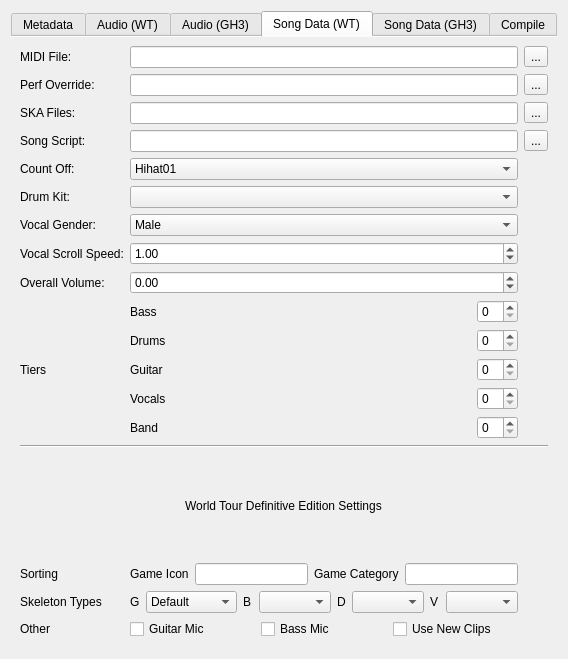
Old version of the form gui/project_files/compile_package.ui in the repository AddyMills/Addys-Guitar-Hero-Toolkit.
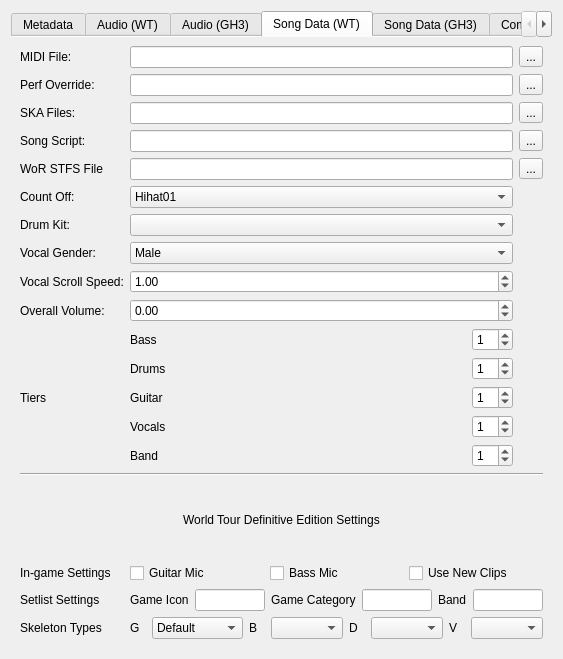
New version of the form. The open tabs and pages were chosen to show the change.

```diff
--- a/gui/project_files/compile_package.ui
+++ b/gui/project_files/compile_package.ui
@@ -6,7 +6,7 @@
    <rect>
     <x>0</x>
     <y>0</y>
-    <width>559</width>
+    <width>562</width>
     <height>659</height>
    </rect>
   </property>
@@ -31,7 +31,7 @@
         </sizepolicy>
        </property>
        <property name="currentIndex">
-        <number>1</number>
+        <number>4</number>
        </property>
        <property name="documentMode">
         <bool>true</bool>
@@ -141,7 +141,7 @@
                <item>
                 <widget class="QRadioButton" name="ghwor">
                  <property name="enabled">
-                  <bool>false</bool>
+                  <bool>true</bool>
                  </property>
                  <property name="text">
                   <string notr="true">GHWoR</string>
@@ -1155,6 +1155,43 @@
             </property>
             <item>
              <layout class="QGridLayout" name="gridLayout_3">
+              <item row="3" column="1">
+               <widget class="QLineEdit" name="ghwt_song_script_input"/>
+              </item>
+              <item row="10" column="1">
+               <widget class="QDoubleSpinBox" name="ghwt_band_vol">
+                <property name="minimum">
+                 <double>-10.000000000000000</double>
+                </property>
+                <property name="maximum">
+                 <double>5.000000000000000</double>
+                </property>
+                <property name="singleStep">
+                 <double>0.500000000000000</double>
+                </property>
+               </widget>
+              </item>
+              <item row="4" column="0">
+               <widget class="QLabel" name="ghwor_stfs_label">
+                <property name="text">
+                 <string>WoR STFS File</string>
+                </property>
+               </widget>
+              </item>
+              <item row="7" column="0">
+               <widget class="QLabel" name="ghwt_drumkit_label">
+                <property name="text">
+                 <string>Drum Kit:</string>
+                </property>
+               </widget>
+              </item>
+              <item row="12" column="0" colspan="3">
+               <widget class="Line" name="line_10">
+                <property name="orientation">
+                 <enum>Qt::Horizontal</enum>
+                </property>
+               </widget>
+              </item>
               <item row="0" column="2">
                <widget class="QToolButton" name="ghwt_midi_file_select">
                 <property name="text">
@@ -1170,70 +1207,44 @@
                </widget>
               </item>
               <item row="8" column="1">
-               <widget class="QDoubleSpinBox" name="vocal_scroll_speed_input">
-                <property name="value">
-                 <double>1.000000000000000</double>
-                </property>
-               </widget>
-              </item>
-              <item row="13" column="1">
-               <layout class="QHBoxLayout" name="horizontalLayout_10">
+               <widget class="QComboBox" name="ghwt_vocal_gender_select">
                 <item>
-                 <widget class="QLabel" name="game_icon_label">
-                  <property name="text">
-                   <string>Game Icon</string>
-                  </property>
-                 </widget>
+                 <property name="text">
+                  <string>Male</string>
+                 </property>
                 </item>
                 <item>
-                 <widget class="QLineEdit" name="game_icon_input"/>
+                 <property name="text">
+                  <string>Female</string>
+                 </property>
                 </item>
                 <item>
-                 <widget class="QLabel" name="game_category_label">
-                  <property name="text">
-                   <string>Game Category</string>
-                  </property>
-                 </widget>
+                 <property name="text">
+                  <string>None</string>
+                 </property>
                 </item>
-                <item>
-                 <widget class="QLineEdit" name="game_category_input"/>
-                </item>
-               </layout>
+               </widget>
               </item>
-              <item row="15" column="1">
-               <layout class="QHBoxLayout" name="horizontalLayout_9">
-                <item>
-                 <widget class="QCheckBox" name="guitar_mic_check">
-                  <property name="text">
-                   <string>Guitar Mic</string>
-                  </property>
-                 </widget>
-                </item>
-                <item>
-                 <widget class="QCheckBox" name="bass_mic_check">
-                  <property name="text">
-                   <string>Bass Mic</string>
-                  </property>
-                 </widget>
-                </item>
-                <item>
-                 <widget class="QCheckBox" name="use_new_clips_check">
-                  <property name="text">
-                   <string>Use New Clips</string>
-                  </property>
-                 </widget>
-                </item>
-               </layout>
+              <item row="3" column="2">
+               <widget class="QToolButton" name="ghwt_song_script_select">
+                <property name="text">
+                 <string>...</string>
+                </property>
+               </widget>
               </item>
-              <item row="0" column="0">
-               <widget class="QLabel" name="ghwt_midi_file_label">
+              <item row="8" column="0">
+               <widget class="QLabel" name="ghwt_vocal_gender_label">
                 <property name="text">
-                 <string>MIDI File:</string>
+                 <string>Vocal Gender:</string>
                 </property>
                </widget>
               </item>
-              <item row="0" column="1">
-               <widget class="QLineEdit" name="ghwt_midi_file_input"/>
+              <item row="3" column="0">
+               <widget class="QLabel" name="ghwt_song_script_label">
+                <property name="text">
+                 <string>Song Script:</string>
+                </property>
+               </widget>
               </item>
               <item row="2" column="0">
                <widget class="QLabel" name="ghwt_ska_files_label">
@@ -1242,171 +1253,8 @@
                 </property>
                </widget>
               </item>
-              <item row="1" column="0">
-               <widget class="QLabel" name="ghwt_perf_override_label">
-                <property name="text">
-                 <string>Perf Override:</string>
-                </property>
-               </widget>
-              </item>
-              <item row="6" column="0">
-               <widget class="QLabel" name="ghwt_drumkit_label">
-                <property name="text">
-                 <string>Drum Kit:</string>
-                </property>
-               </widget>
-              </item>
-              <item row="14" column="1">
-               <layout class="QHBoxLayout" name="horizontalLayout_8">
-                <item>
-                 <widget class="QLabel" name="skeleton_type_g_label">
-                  <property name="text">
-                   <string>G</string>
-                  </property>
-                 </widget>
-                </item>
-                <item>
-                 <widget class="QComboBox" name="skeleton_type_g_select">
-                  <item>
-                   <property name="text">
-                    <string>Default</string>
-                   </property>
-                  </item>
-                  <item>
-                   <property name="text">
-                    <string>Alex</string>
-                   </property>
-                  </item>
-                  <item>
-                   <property name="text">
-                    <string>Angled</string>
-                   </property>
-                  </item>
-                  <item>
-                   <property name="text">
-                    <string>GH3Singer</string>
-                   </property>
-                  </item>
-                  <item>
-                   <property name="text">
-                    <string>GH5Drums</string>
-                   </property>
-                  </item>
-                  <item>
-                   <property name="text">
-                    <string>Lars</string>
-                   </property>
-                  </item>
-                  <item>
-                   <property name="text">
-                    <string>Lemmy</string>
-                   </property>
-                  </item>
-                 </widget>
-                </item>
-                <item>
-                 <widget class="QLabel" name="skeleton_type_b_label">
-                  <property name="text">
-                   <string>B</string>
-                  </property>
-                 </widget>
-                </item>
-                <item>
-                 <widget class="QComboBox" name="skeleton_type_b_select"/>
-                </item>
-                <item>
-                 <widget class="QLabel" name="skeleton_type_d_label">
-                  <property name="text">
-                   <string>D</string>
-                  </property>
-                 </widget>
-                </item>
-                <item>
-                 <widget class="QComboBox" name="skeleton_type_d_select"/>
-                </item>
-                <item>
-                 <widget class="QLabel" name="skeleton_type_v_label">
-                  <property name="text">
-                   <string>V</string>
-                  </property>
-                 </widget>
-                </item>
-                <item>
-                 <widget class="QComboBox" name="skeleton_type_v_select"/>
-                </item>
-               </layout>
-              </item>
-              <item row="13" column="0">
-               <widget class="QLabel" name="label_3">
-                <property name="text">
-                 <string>Sorting</string>
-                </property>
-               </widget>
-              </item>
-              <item row="7" column="0">
-               <widget class="QLabel" name="ghwt_vocal_gender_label">
-                <property name="text">
-                 <string>Vocal Gender:</string>
-                </property>
-               </widget>
-              </item>
-              <item row="11" column="0" colspan="3">
-               <widget class="Line" name="line_10">
-                <property name="orientation">
-                 <enum>Qt::Horizontal</enum>
-                </property>
-               </widget>
-              </item>
               <item row="4" column="1">
-               <widget class="QComboBox" name="ghwt_countoff_select">
-                <item>
-                 <property name="text">
-                  <string notr="true">Hihat01</string>
-                 </property>
-                </item>
-                <item>
-                 <property name="text">
-                  <string notr="true">Hihat02</string>
-                 </property>
-                </item>
-                <item>
-                 <property name="text">
-                  <string notr="true">Hihat03</string>
-                 </property>
-                </item>
-                <item>
-                 <property name="text">
-                  <string notr="true">Sticks_Huge</string>
-                 </property>
-                </item>
-                <item>
-                 <property name="text">
-                  <string notr="true">Sticks_Normal</string>
-                 </property>
-                </item>
-                <item>
-                 <property name="text">
-                  <string notr="true">Sticks_Tiny</string>
-                 </property>
-                </item>
-               </widget>
-              </item>
-              <item row="1" column="1">
-               <widget class="QLineEdit" name="ghwt_perf_override_input">
-                <property name="toolTip">
-                 <string>&lt;html&gt;&lt;head/&gt;&lt;body&gt;&lt;p&gt;Select a file with a performance array to override the generated performance array.&lt;/p&gt;&lt;p&gt;Can be a text file compatible with the toolkit, or an already compiled qb file.&lt;/p&gt;&lt;/body&gt;&lt;/html&gt;</string>
-                </property>
-               </widget>
-              </item>
-              <item row="14" column="0">
-               <widget class="QLabel" name="skeleton_types_label">
-                <property name="text">
-                 <string>Skeleton Types</string>
-                </property>
-               </widget>
-              </item>
-              <item row="6" column="1">
-               <widget class="QComboBox" name="ghwt_drumkit_select"/>
+               <widget class="QLineEdit" name="ghwor_stfs_input"/>
               </item>
               <item row="1" column="2">
                <widget class="QToolButton" name="ghwt_perf_override_select">
@@ -1415,35 +1263,7 @@
                 </property>
                </widget>
               </item>
-              <item row="12" column="0" colspan="3" alignment="Qt::AlignHCenter">
-               <widget class="QLabel" name="label_2">
-                <property name="text">
-                 <string>World Tour Definitive Edition Settings</string>
-                </property>
-               </widget>
-              </item>
-              <item row="15" column="0">
-               <widget class="QLabel" name="label_7">
-                <property name="text">
-                 <string>Other</string>
-                </property>
-               </widget>
-              </item>
-              <item row="4" column="0">
-               <widget class="QLabel" name="ghwt_countoff_label">
-                <property name="text">
-                 <string>Count Off:</string>
-                </property>
-               </widget>
-              </item>
-              <item row="10" column="0">
-               <widget class="QLabel" name="tiers_label">
-                <property name="text">
-                 <string>Tiers</string>
-                </property>
-               </widget>
-              </item>
-              <item row="10" column="1">
+              <item row="11" column="1">
                <layout class="QGridLayout" name="tiers_layout">
                 <item row="4" column="0">
                  <widget class="QLabel" name="band_tier_label">
@@ -1491,6 +1311,9 @@
                   <property name="maximum">
                    <number>10</number>
                   </property>
+                  <property name="value">
+                   <number>1</number>
+                  </property>
                  </widget>
                 </item>
                 <item row="1" column="1">
@@ -1504,6 +1327,9 @@
                   <property name="maximum">
                    <number>10</number>
                   </property>
+                  <property name="value">
+                   <number>1</number>
+                  </property>
                  </widget>
                 </item>
                 <item row="2" column="1">
@@ -1517,6 +1343,9 @@
                   <property name="maximum">
                    <number>10</number>
                   </property>
+                  <property name="value">
+                   <number>1</number>
+                  </property>
                  </widget>
                 </item>
                 <item row="3" column="1">
@@ -1530,6 +1359,9 @@
                   <property name="maximum">
                    <number>10</number>
                   </property>
+                  <property name="value">
+                   <number>1</number>
+                  </property>
                  </widget>
                 </item>
                 <item row="4" column="1">
@@ -1543,28 +1375,45 @@
                   <property name="maximum">
                    <number>10</number>
                   </property>
+                  <property name="value">
+                   <number>1</number>
+                  </property>
                  </widget>
                 </item>
                </layout>
               </item>
-              <item row="9" column="1">
-               <widget class="QDoubleSpinBox" name="ghwt_band_vol">
-                <property name="minimum">
-                 <double>-10.000000000000000</double>
-                </property>
-                <property name="maximum">
-                 <double>5.000000000000000</double>
-                </property>
-                <property name="singleStep">
-                 <double>0.500000000000000</double>
-                </property>
-               </widget>
-              </item>
-              <item row="9" column="0">
-               <widget class="QLabel" name="ghwt_band_vol_label">
-                <property name="text">
-                 <string>Overall Volume:</string>
-                </property>
+              <item row="5" column="1">
+               <widget class="QComboBox" name="ghwt_countoff_select">
+                <item>
+                 <property name="text">
+                  <string notr="true">Hihat01</string>
+                 </property>
+                </item>
+                <item>
+                 <property name="text">
+                  <string notr="true">Hihat02</string>
+                 </property>
+                </item>
+                <item>
+                 <property name="text">
+                  <string notr="true">Hihat03</string>
+                 </property>
+                </item>
+                <item>
+                 <property name="text">
+                  <string notr="true">Sticks_Huge</string>
+                 </property>
+                </item>
+                <item>
+                 <property name="text">
+                  <string notr="true">Sticks_Normal</string>
+                 </property>
+                </item>
+                <item>
+                 <property name="text">
+                  <string notr="true">Sticks_Tiny</string>
+                 </property>
+                </item>
                </widget>
               </item>
               <item row="2" column="2">
@@ -1574,49 +1423,242 @@
                 </property>
                </widget>
               </item>
-              <item row="8" column="0">
+              <item row="5" column="0">
+               <widget class="QLabel" name="ghwt_countoff_label">
+                <property name="text">
+                 <string>Count Off:</string>
+                </property>
+               </widget>
+              </item>
+              <item row="11" column="0">
+               <widget class="QLabel" name="tiers_label">
+                <property name="text">
+                 <string>Tiers</string>
+                </property>
+               </widget>
+              </item>
+              <item row="15" column="1" colspan="2">
+               <layout class="QHBoxLayout" name="setlist_settings_layout">
+                <item>
+                 <widget class="QLabel" name="game_icon_label">
+                  <property name="text">
+                   <string>Game Icon</string>
+                  </property>
+                 </widget>
+                </item>
+                <item>
+                 <widget class="QLineEdit" name="game_icon_input"/>
+                </item>
+                <item>
+                 <widget class="QLabel" name="game_category_label">
+                  <property name="text">
+                   <string>Game Category</string>
+                  </property>
+                 </widget>
+                </item>
+                <item>
+                 <widget class="QLineEdit" name="game_category_input"/>
+                </item>
+                <item>
+                 <widget class="QLabel" name="band_label">
+                  <property name="text">
+                   <string>Band</string>
+                  </property>
+                 </widget>
+                </item>
+                <item>
+                 <widget class="QLineEdit" name="band_input"/>
+                </item>
+               </layout>
+              </item>
+              <item row="13" column="0" colspan="3" alignment="Qt::AlignHCenter">
+               <widget class="QLabel" name="other_settings_label">
+                <property name="text">
+                 <string>World Tour Definitive Edition Settings</string>
+                </property>
+               </widget>
+              </item>
+              <item row="15" column="0">
+               <widget class="QLabel" name="label_3">
+                <property name="text">
+                 <string>Setlist Settings</string>
+                </property>
+               </widget>
+              </item>
+              <item row="16" column="1" colspan="2">
+               <layout class="QHBoxLayout" name="skeleton_types_layout">
+                <item>
+                 <widget class="QLabel" name="skeleton_type_g_label">
+                  <property name="text">
+                   <string>G</string>
+                  </property>
+                 </widget>
+                </item>
+                <item>
+                 <widget class="QComboBox" name="skeleton_type_g_select">
+                  <item>
+                   <property name="text">
+                    <string>Default</string>
+                   </property>
+                  </item>
+                  <item>
+                   <property name="text">
+                    <string>Alex</string>
+                   </property>
+                  </item>
+                  <item>
+                   <property name="text">
+                    <string>Angled</string>
+                   </property>
+                  </item>
+                  <item>
+                   <property name="text">
+                    <string>GH3Singer</string>
+                   </property>
+                  </item>
+                  <item>
+                   <property name="text">
+                    <string>GH5Drums</string>
+                   </property>
+                  </item>
+                  <item>
+                   <property name="text">
+                    <string>Lars</string>
+                   </property>
+                  </item>
+                  <item>
+                   <property name="text">
+                    <string>Lemmy</string>
+                   </property>
+                  </item>
+                 </widget>
+                </item>
+                <item>
+                 <widget class="QLabel" name="skeleton_type_b_label">
+                  <property name="text">
+                   <string>B</string>
+                  </property>
+                 </widget>
+                </item>
+                <item>
+                 <widget class="QComboBox" name="skeleton_type_b_select"/>
+                </item>
+                <item>
+                 <widget class="QLabel" name="skeleton_type_d_label">
+                  <property name="text">
+                   <string>D</string>
+                  </property>
+                 </widget>
+                </item>
+                <item>
+                 <widget class="QComboBox" name="skeleton_type_d_select"/>
+                </item>
+                <item>
+                 <widget class="QLabel" name="skeleton_type_v_label">
+                  <property name="text">
+                   <string>V</string>
+                  </property>
+                 </widget>
+                </item>
+                <item>
+                 <widget class="QComboBox" name="skeleton_type_v_select"/>
+                </item>
+               </layout>
+              </item>
+              <item row="9" column="0">
                <widget class="QLabel" name="vocal_speed_label">
                 <property name="text">
                  <string>Vocal Scroll Speed:</string>
                 </property>
                </widget>
               </item>
-              <item row="7" column="1">
-               <widget class="QComboBox" name="ghwt_vocal_gender_select">
-                <item>
-                 <property name="text">
-                  <string>Male</string>
-                 </property>
-                </item>
-                <item>
-                 <property name="text">
-                  <string>Female</string>
-                 </property>
-                </item>
-                <item>
-                 <property name="text">
-                  <string>None</string>
-                 </property>
-                </item>
-               </widget>
-              </item>
-              <item row="3" column="0">
-               <widget class="QLabel" name="ghwt_song_script_label">
-                <property name="text">
-                 <string>Song Script:</string>
-                </property>
-               </widget>
-              </item>
-              <item row="3" column="1">
-               <widget class="QLineEdit" name="ghwt_song_script_input"/>
-              </item>
-              <item row="3" column="2">
-               <widget class="QToolButton" name="ghwt_song_script_select">
+              <item row="4" column="2">
+               <widget class="QToolButton" name="ghwor_stfs_select">
                 <property name="text">
                  <string>...</string>
                 </property>
                </widget>
               </item>
+              <item row="16" column="0">
+               <widget class="QLabel" name="skeleton_types_label">
+                <property name="text">
+                 <string>Skeleton Types</string>
+                </property>
+               </widget>
+              </item>
+              <item row="7" column="1">
+               <widget class="QComboBox" name="ghwt_drumkit_select"/>
+              </item>
+              <item row="1" column="0">
+               <widget class="QLabel" name="ghwt_perf_override_label">
+                <property name="text">
+                 <string>Perf Override:</string>
+                </property>
+               </widget>
+              </item>
+              <item row="1" column="1">
+               <widget class="QLineEdit" name="ghwt_perf_override_input">
+                <property name="toolTip">
+                 <string>&lt;html&gt;&lt;head/&gt;&lt;body&gt;&lt;p&gt;Select a file with a performance array to override the generated performance array.&lt;/p&gt;&lt;p&gt;Can be a text file compatible with the toolkit, or an already compiled qb file.&lt;/p&gt;&lt;/body&gt;&lt;/html&gt;</string>
+                </property>
+               </widget>
+              </item>
+              <item row="10" column="0">
+               <widget class="QLabel" name="ghwt_band_vol_label">
+                <property name="text">
+                 <string>Overall Volume:</string>
+                </property>
+               </widget>
+              </item>
+              <item row="9" column="1">
+               <widget class="QDoubleSpinBox" name="vocal_scroll_speed_input">
+                <property name="value">
+                 <double>1.000000000000000</double>
+                </property>
+               </widget>
+              </item>
+              <item row="0" column="1">
+               <widget class="QLineEdit" name="ghwt_midi_file_input"/>
+              </item>
+              <item row="0" column="0">
+               <widget class="QLabel" name="ghwt_midi_file_label">
+                <property name="text">
+                 <string>MIDI File:</string>
+                </property>
+               </widget>
+              </item>
+              <item row="14" column="0">
+               <widget class="QLabel" name="label_7">
+                <property name="text">
+                 <string>In-game Settings</string>
+                </property>
+               </widget>
+              </item>
+              <item row="14" column="1" colspan="2">
+               <layout class="QHBoxLayout" name="horizontalLayout_9">
+                <item>
+                 <widget class="QCheckBox" name="guitar_mic_check">
+                  <property name="text">
+                   <string>Guitar Mic</string>
+                  </property>
+                 </widget>
+                </item>
+                <item>
+                 <widget class="QCheckBox" name="bass_mic_check">
+                  <property name="text">
+                   <string>Bass Mic</string>
+                  </property>
+                 </widget>
+                </item>
+                <item>
+                 <widget class="QCheckBox" name="use_new_clips_check">
+                  <property name="text">
+                   <string>Use New Clips</string>
+                  </property>
+                 </widget>
+                </item>
+               </layout>
+              </item>
              </layout>
             </item>
            </layout>
@@ -2016,7 +2058,7 @@
                     <number>300</number>
                    </property>
                    <property name="value">
-                    <number>180</number>
+                    <number>150</number>
                    </property>
                   </widget>
                  </item>
```
